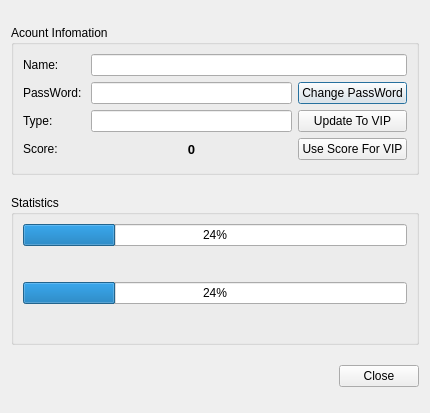
Above: managefile/accountdialog.ui from MrMattMunro/filesearch before the change. Below: the same form after it.
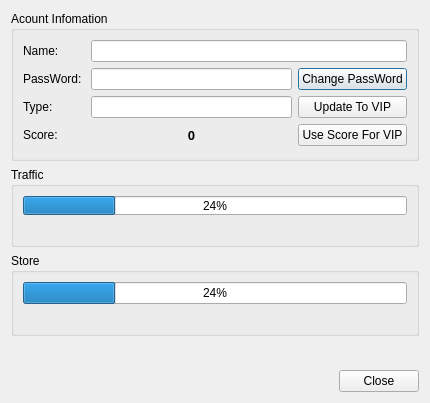
That is the form after the change.

```diff
--- a/managefile/accountdialog.ui
+++ b/managefile/accountdialog.ui
@@ -7,7 +7,7 @@
     <x>0</x>
     <y>0</y>
     <width>430</width>
-    <height>413</height>
+    <height>403</height>
    </rect>
   </property>
   <property name="windowTitle">
@@ -115,17 +115,6 @@
        </widget>
       </item>
      </layout>
-     <zorder>name</zorder>
-     <zorder>label</zorder>
-     <zorder>label_2</zorder>
-     <zorder>label_3</zorder>
-     <zorder>type</zorder>
-     <zorder>pwd</zorder>
-     <zorder>changepwdBtn</zorder>
-     <zorder>updatevipBtn</zorder>
-     <zorder>label_4</zorder>
-     <zorder>scoreLabel</zorder>
-     <zorder>score4vipBtn</zorder>
     </widget>
    </item>
    <item>
@@ -139,21 +128,27 @@
      <property name="minimumSize">
       <size>
        <width>0</width>
-       <height>150</height>
+       <height>80</height>
       </size>
      </property>
      <property name="maximumSize">
       <size>
        <width>16777215</width>
-       <height>150</height>
+       <height>100</height>
       </size>
      </property>
      <property name="title">
-      <string>Statistics</string>
+      <string>Traffic</string>
      </property>
      <layout class="QGridLayout" name="gridLayout">
       <item row="3" column="0">
        <widget class="QLabel" name="trafficInfo">
+        <property name="maximumSize">
+         <size>
+          <width>16777215</width>
+          <height>30</height>
+         </size>
+        </property>
         <property name="text">
          <string/>
         </property>
@@ -162,7 +157,32 @@
         </property>
        </widget>
       </item>
-      <item row="4" column="0">
+      <item row="2" column="0">
+       <widget class="QProgressBar" name="trafficBar">
+        <property name="value">
+         <number>24</number>
+        </property>
+        <property name="alignment">
+         <set>Qt::AlignCenter</set>
+        </property>
+       </widget>
+      </item>
+     </layout>
+    </widget>
+   </item>
+   <item>
+    <widget class="QGroupBox" name="groupBox_3">
+     <property name="maximumSize">
+      <size>
+       <width>16777215</width>
+       <height>100</height>
+      </size>
+     </property>
+     <property name="title">
+      <string>Store</string>
+     </property>
+     <layout class="QGridLayout" name="gridLayout_3">
+      <item row="0" column="0">
        <widget class="QProgressBar" name="storeBar">
         <property name="value">
          <number>24</number>
@@ -172,8 +192,14 @@
         </property>
        </widget>
       </item>
-      <item row="5" column="0">
+      <item row="1" column="0">
        <widget class="QLabel" name="storeInfo">
+        <property name="maximumSize">
+         <size>
+          <width>16777215</width>
+          <height>30</height>
+         </size>
+        </property>
         <property name="text">
          <string/>
         </property>
@@ -182,19 +208,22 @@
         </property>
        </widget>
       </item>
-      <item row="2" column="0">
-       <widget class="QProgressBar" name="trafficBar">
-        <property name="value">
-         <number>24</number>
-        </property>
-        <property name="alignment">
-         <set>Qt::AlignCenter</set>
-        </property>
-       </widget>
-      </item>
      </layout>
     </widget>
    </item>
+   <item>
+    <spacer name="verticalSpacer">
+     <property name="orientation">
+      <enum>Qt::Vertical</enum>
+     </property>
+     <property name="sizeHint" stdset="0">
+      <size>
+       <width>20</width>
+       <height>40</height>
+      </size>
+     </property>
+    </spacer>
+   </item>
    <item>
     <widget class="QDialogButtonBox" name="buttonBox">
      <property name="standardButtons">
```
